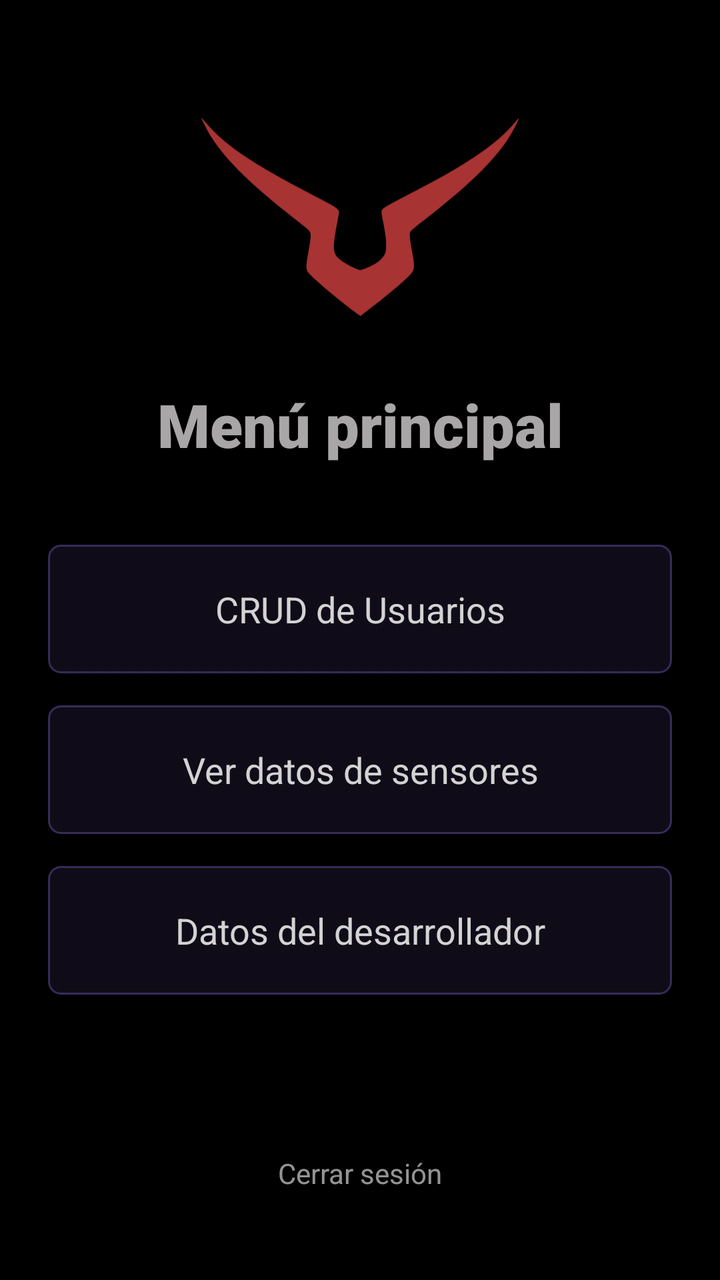
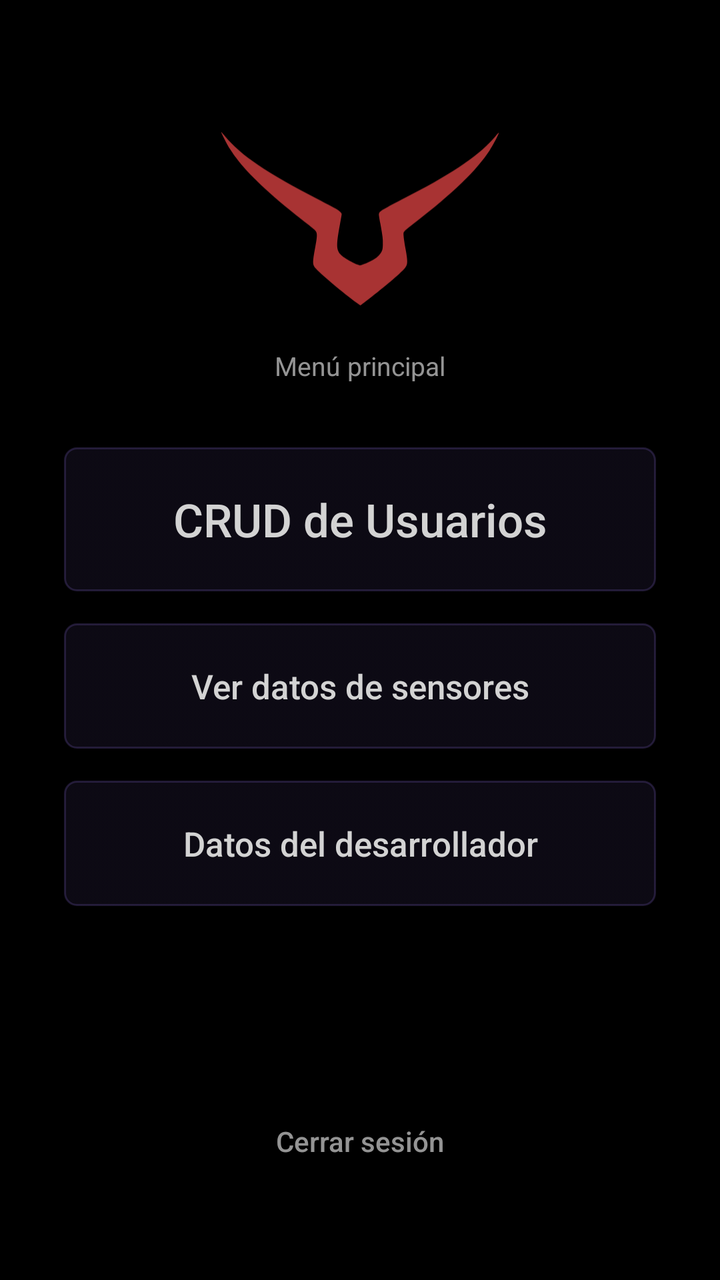

The first picture is an Android layout as it rendered before a commit; the second is the same layout after the commit. The layout source and the unified diff follow.
<!-- AndroidManifest.xml: application theme Theme.PROYECTOPENKA -->
<!-- res/layout/activity_main_menu.xml -->
<?xml version="1.0" encoding="utf-8"?>
<androidx.constraintlayout.widget.ConstraintLayout xmlns:android="http://schemas.android.com/apk/res/android"
    xmlns:app="http://schemas.android.com/apk/res-auto"
    android:id="@+id/main"
    android:layout_width="match_parent"
    android:layout_height="match_parent">

    <ImageView
        android:id="@+id/imageView12"
        android:layout_width="160dp"
        android:layout_height="120dp"
        android:layout_marginTop="48dp"
        app:layout_constraintEnd_toEndOf="parent"
        app:layout_constraintStart_toStartOf="parent"
        app:layout_constraintTop_toTopOf="parent"
        app:srcCompat="@drawable/logo" />

    <TextView
        android:id="@+id/menu_title"
        style="@style/Titulo"
        android:layout_width="wrap_content"
        android:layout_height="wrap_content"
        android:layout_marginTop="24dp"
        android:text="Menú principal"
        app:layout_constraintEnd_toEndOf="parent"
        app:layout_constraintStart_toStartOf="parent"
        app:layout_constraintTop_toBottomOf="@+id/imageView12" />

    <Button
        android:id="@+id/btn_gestion"
        style="@style/Boton"
        android:layout_width="0dp"
        android:layout_height="wrap_content"
        android:layout_marginStart="24dp"
        android:layout_marginEnd="24dp"
        android:layout_marginTop="40dp"
        android:text="CRUD de Usuarios"
        app:layout_constraintEnd_toEndOf="parent"
        app:layout_constraintStart_toStartOf="parent"
        app:layout_constraintTop_toBottomOf="@+id/menu_title" />

    <Button
        android:id="@+id/btn_sensores"
        style="@style/Boton"
        android:layout_width="0dp"
        android:layout_height="wrap_content"
        android:layout_marginStart="24dp"
        android:layout_marginEnd="24dp"
        android:layout_marginTop="16dp"
        android:text="Ver datos de sensores"
        app:layout_constraintEnd_toEndOf="parent"
        app:layout_constraintStart_toStartOf="parent"
        app:layout_constraintTop_toBottomOf="@+id/btn_gestion" />

    <Button
        android:id="@+id/btn_creditos"
        style="@style/Boton"
        android:layout_width="0dp"
        android:layout_height="wrap_content"
        android:layout_marginStart="24dp"
        android:layout_marginEnd="24dp"
        android:layout_marginTop="16dp"
        android:text="Datos del desarrollador"
        app:layout_constraintEnd_toEndOf="parent"
        app:layout_constraintStart_toStartOf="parent"
        app:layout_constraintTop_toBottomOf="@+id/btn_sensores" />

    <Button
        android:id="@+id/btn_logout"
        style="@style/Boton.Texto"
        android:layout_width="wrap_content"
        android:layout_height="wrap_content"
        android:layout_marginBottom="24dp"
        android:text="Cerrar sesión"
        app:layout_constraintBottom_toBottomOf="parent"
        app:layout_constraintEnd_toEndOf="parent"
        app:layout_constraintStart_toStartOf="parent" />

</androidx.constraintlayout.widget.ConstraintLayout>
<!-- resources referenced by this layout -->
<resources>
  <!-- drawable logo: vector/xml drawable (drawable, 3251 chars, omitted) -->
  <style name="Boton" parent="Widget.AppCompat.Button.Borderless">
          <item name="android:background">@drawable/fondo_boton</item>
          <item name="android:textColor">@color/texto_boton</item>
          <item name="android:textAllCaps">false</item>
          <item name="android:fontFamily">sans-serif</item>
          <item name="android:textSize">18sp</item>
          <item name="android:minHeight">56dp</item>
          <item name="android:paddingStart">24dp</item>
          <item name="android:paddingEnd">24dp</item>
          <item name="android:paddingTop">16dp</item>
          <item name="android:paddingBottom">16dp</item>
      </style>
  <style name="Boton.Texto">
          <item name="android:background">@drawable/fondo_boton_plano</item>
          <item name="android:textColor">@color/texto_pista</item>
          <item name="android:textSize">14sp</item>
          <item name="android:minHeight">40dp</item>
          <item name="android:paddingStart">12dp</item>
          <item name="android:paddingEnd">12dp</item>
      </style>
  <style name="Titulo">
          <item name="android:fontFamily">sans-serif-black</item>
          <item name="android:textColor">@color/texto_titulo</item>
          <item name="android:textSize">30sp</item>
          <item name="android:textAlignment">center</item>
      </style>
  <style name="Theme.PROYECTOPENKA" parent="Base.Theme.PROYECTOPENKA" />
  <!-- drawable fondo_boton (drawable) -->
  <?xml version="1.0" encoding="utf-8"?>
  <selector xmlns:android="http://schemas.android.com/apk/res/android">
      <item android:state_enabled="false">
          <shape android:shape="rectangle">
              <solid android:color="#0F960000" />
              <stroke android:width="1dp" android:color="#33D3D3D3" />
              <corners android:radius="6dp" />
          </shape>
      </item>
      <item android:state_pressed="true">
          <shape android:shape="rectangle">
              <solid android:color="#66960000" />
              <stroke android:width="1dp" android:color="@color/borde" />
              <corners android:radius="6dp" />
          </shape>
      </item>
      <item>
          <shape android:shape="rectangle">
              <solid android:color="#26960000" />
              <stroke android:width="1dp" android:color="@color/borde" />
              <corners android:radius="6dp" />
          </shape>
      </item>
  </selector>
  <!-- drawable fondo_boton_plano (drawable) -->
  <?xml version="1.0" encoding="utf-8"?>
  <selector xmlns:android="http://schemas.android.com/apk/res/android">
      <item android:state_pressed="true">
          <shape android:shape="rectangle">
              <solid android:color="#26FFFFFF" />
              <corners android:radius="6dp" />
          </shape>
      </item>
      <item>
          <shape android:shape="rectangle">
              <solid android:color="#00000000" />
              <corners android:radius="6dp" />
          </shape>
      </item>
  </selector>
  <color name="texto_pista">#B3D3D3D3</color>
  <color name="texto_titulo">#FFA8A6A6</color>
  <style name="Base.Theme.PROYECTOPENKA" parent="Theme.Material3.DayNight.NoActionBar">
          <item name="android:windowBackground">@android:color/black</item>
          <item name="android:windowAnimationStyle">@style/FadeTransition</item>
      </style>
  <color name="borde">#80397676</color>
  <style name="FadeTransition" parent="@android:style/Animation.Activity">
          <item name="android:activityOpenEnterAnimation">@anim/fade_in</item>
          <item name="android:activityOpenExitAnimation">@anim/fade_out</item>
          <item name="android:activityCloseEnterAnimation">@anim/fade_in</item>
          <item name="android:activityCloseExitAnimation">@anim/fade_out</item>
      </style>
</resources>

<!-- the commit's change to res/layout/activity_main_menu.xml (unified diff, before → after) -->
@@ -1,15 +1,18 @@
 <?xml version="1.0" encoding="utf-8"?>
 <androidx.constraintlayout.widget.ConstraintLayout xmlns:android="http://schemas.android.com/apk/res/android"
     xmlns:app="http://schemas.android.com/apk/res-auto"
+    xmlns:tools="http://schemas.android.com/tools"
     android:id="@+id/main"
     android:layout_width="match_parent"
-    android:layout_height="match_parent">
+    android:layout_height="match_parent"
+    android:padding="32dp"
+    tools:context=".MainMenu">
 
     <ImageView
         android:id="@+id/imageView12"
-        android:layout_width="160dp"
-        android:layout_height="120dp"
-        android:layout_marginTop="48dp"
+        android:layout_width="140dp"
+        android:layout_height="106dp"
+        android:layout_marginTop="24dp"
         app:layout_constraintEnd_toEndOf="parent"
         app:layout_constraintStart_toStartOf="parent"
         app:layout_constraintTop_toTopOf="parent"
@@ -17,24 +20,25 @@
 
     <TextView
         android:id="@+id/menu_title"
-        style="@style/Titulo"
+        style="@style/Pista"
         android:layout_width="wrap_content"
         android:layout_height="wrap_content"
-        android:layout_marginTop="24dp"
+        android:layout_marginTop="12dp"
         android:text="Menú principal"
         app:layout_constraintEnd_toEndOf="parent"
         app:layout_constraintStart_toStartOf="parent"
         app:layout_constraintTop_toBottomOf="@+id/imageView12" />
 
+    
     <Button
         android:id="@+id/btn_gestion"
         style="@style/Boton"
         android:layout_width="0dp"
         android:layout_height="wrap_content"
-        android:layout_marginStart="24dp"
-        android:layout_marginEnd="24dp"
-        android:layout_marginTop="40dp"
+        android:layout_marginTop="32dp"
+        android:minHeight="72dp"
         android:text="CRUD de Usuarios"
+        android:textSize="23sp"
         app:layout_constraintEnd_toEndOf="parent"
         app:layout_constraintStart_toStartOf="parent"
         app:layout_constraintTop_toBottomOf="@+id/menu_title" />
@@ -44,8 +48,6 @@
         style="@style/Boton"
         android:layout_width="0dp"
         android:layout_height="wrap_content"
-        android:layout_marginStart="24dp"
-        android:layout_marginEnd="24dp"
         android:layout_marginTop="16dp"
         android:text="Ver datos de sensores"
         app:layout_constraintEnd_toEndOf="parent"
@@ -57,8 +59,6 @@
         style="@style/Boton"
         android:layout_width="0dp"
         android:layout_height="wrap_content"
-        android:layout_marginStart="24dp"
-        android:layout_marginEnd="24dp"
         android:layout_marginTop="16dp"
         android:text="Datos del desarrollador"
         app:layout_constraintEnd_toEndOf="parent"
@@ -70,7 +70,7 @@
         style="@style/Boton.Texto"
         android:layout_width="wrap_content"
         android:layout_height="wrap_content"
-        android:layout_marginBottom="24dp"
+        android:layout_marginBottom="8dp"
         android:text="Cerrar sesión"
         app:layout_constraintBottom_toBottomOf="parent"
         app:layout_constraintEnd_toEndOf="parent"
<!-- resource entries referenced after the edit -->
@@ -5,8 +5,8 @@
           <item name="android:background">@drawable/fondo_boton</item>
           <item name="android:textColor">@color/texto_boton</item>
           <item name="android:textAllCaps">false</item>
-          <item name="android:fontFamily">sans-serif</item>
-          <item name="android:textSize">18sp</item>
+          <item name="android:fontFamily">sans-serif-medium</item>
+          <item name="android:textSize">17sp</item>
           <item name="android:minHeight">56dp</item>
           <item name="android:paddingStart">24dp</item>
           <item name="android:paddingEnd">24dp</item>
@@ -17,14 +17,14 @@
           <item name="android:background">@drawable/fondo_boton_plano</item>
           <item name="android:textColor">@color/texto_pista</item>
           <item name="android:textSize">14sp</item>
-          <item name="android:minHeight">40dp</item>
+          <item name="android:minHeight">48dp</item>
           <item name="android:paddingStart">12dp</item>
           <item name="android:paddingEnd">12dp</item>
       </style>
-  <style name="Titulo">
-          <item name="android:fontFamily">sans-serif-black</item>
-          <item name="android:textColor">@color/texto_titulo</item>
-          <item name="android:textSize">30sp</item>
+  <style name="Pista">
+          <item name="android:fontFamily">sans-serif</item>
+          <item name="android:textColor">@color/texto_pista</item>
+          <item name="android:textSize">13sp</item>
           <item name="android:textAlignment">center</item>
       </style>
   <style name="Theme.PROYECTOPENKA" parent="Base.Theme.PROYECTOPENKA" />
@@ -33,21 +33,21 @@
   <selector xmlns:android="http://schemas.android.com/apk/res/android">
       <item android:state_enabled="false">
           <shape android:shape="rectangle">
-              <solid android:color="#0F960000" />
-              <stroke android:width="1dp" android:color="#33D3D3D3" />
+              <solid android:color="@color/boton_fondo_apagado" />
+              <stroke android:width="1dp" android:color="@color/borde" />
               <corners android:radius="6dp" />
           </shape>
       </item>
       <item android:state_pressed="true">
           <shape android:shape="rectangle">
-              <solid android:color="#66960000" />
-              <stroke android:width="1dp" android:color="@color/borde" />
+              <solid android:color="@color/boton_fondo_apretado" />
+              <stroke android:width="1dp" android:color="@color/acento" />
               <corners android:radius="6dp" />
           </shape>
       </item>
       <item>
           <shape android:shape="rectangle">
-              <solid android:color="#26960000" />
+              <solid android:color="@color/boton_fondo" />
               <stroke android:width="1dp" android:color="@color/borde" />
               <corners android:radius="6dp" />
           </shape>
@@ -70,12 +70,15 @@
       </item>
   </selector>
   <color name="texto_pista">#B3D3D3D3</color>
-  <color name="texto_titulo">#FFA8A6A6</color>
   <style name="Base.Theme.PROYECTOPENKA" parent="Theme.Material3.DayNight.NoActionBar">
           <item name="android:windowBackground">@android:color/black</item>
           <item name="android:windowAnimationStyle">@style/FadeTransition</item>
       </style>
-  <color name="borde">#80397676</color>
+  <color name="boton_fondo_apagado">#0F4DB6AC</color>
+  <color name="borde">#4D4DB6AC</color>
+  <color name="boton_fondo_apretado">#4D4DB6AC</color>
+  <color name="acento">#FF4DB6AC</color>
+  <color name="boton_fondo">#1F4DB6AC</color>
   <style name="FadeTransition" parent="@android:style/Animation.Activity">
           <item name="android:activityOpenEnterAnimation">@anim/fade_in</item>
           <item name="android:activityOpenExitAnimation">@anim/fade_out</item>
